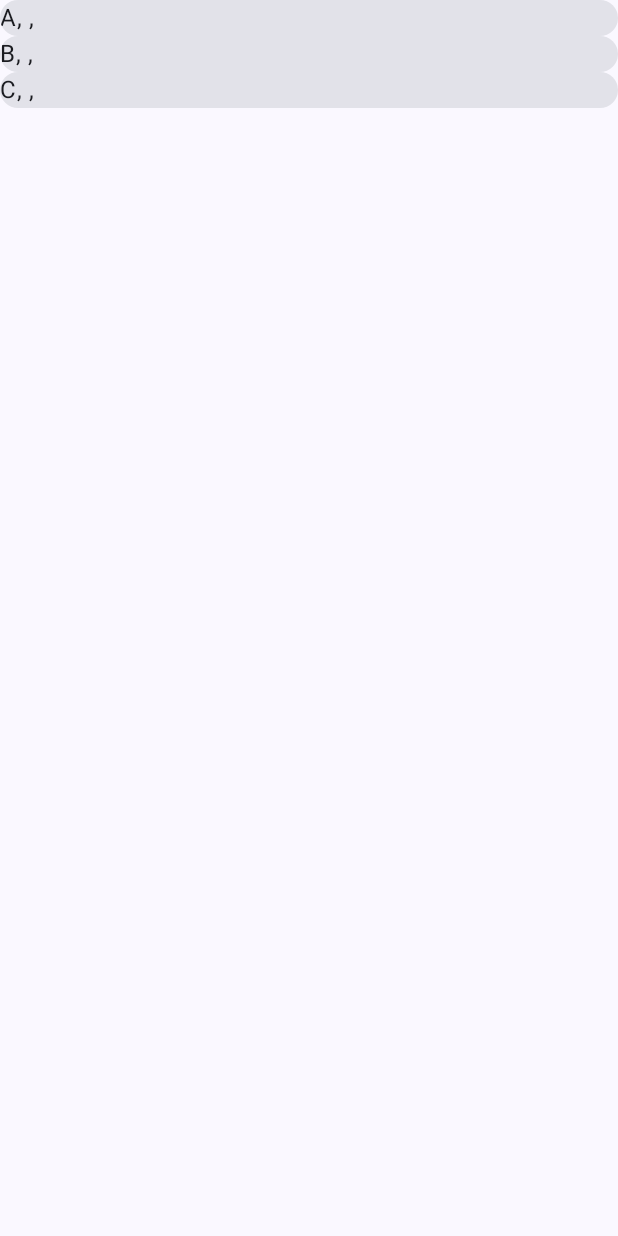
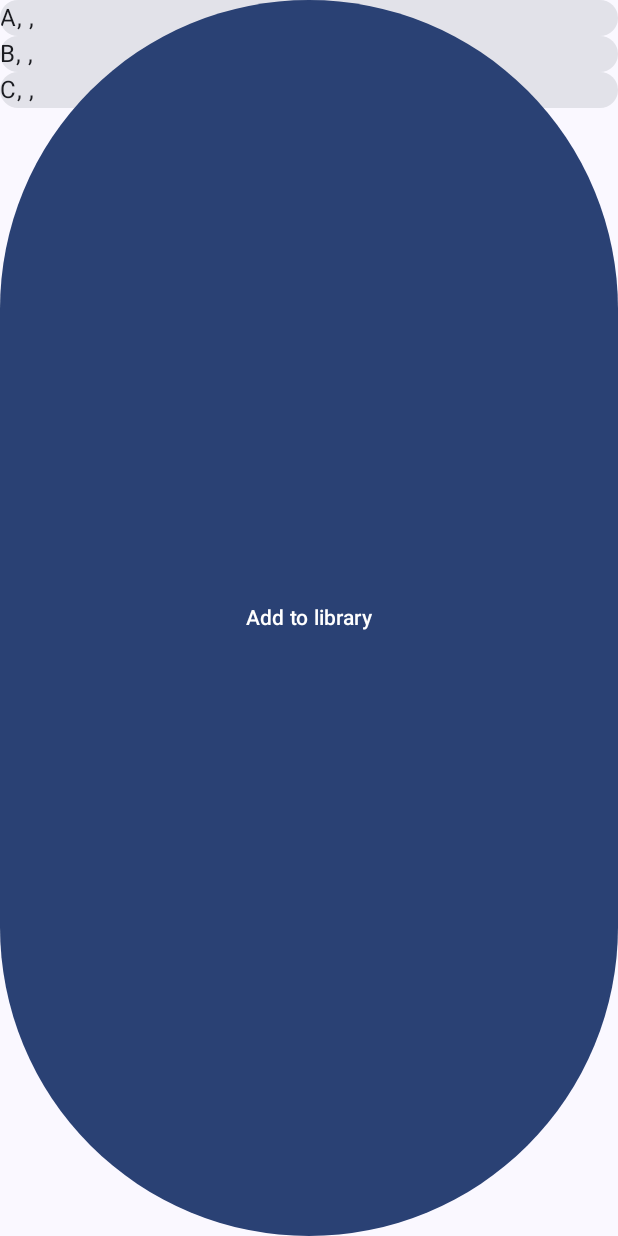
Before and after one commit to garza4/vinylog, an Android app built with Jetpack Compose: the screen it shows after launch (AlbumView), after a tap on "Vinyl", on a phone screen of 412 x 824 dp. Run offline under Robolectric (Android 15) with nearby library versions, the phone set to English and light mode, and no system bars; our stand-ins replace Room's generated code.

Commit message:
add room db and add button

```diff
--- a/app/src/main/java/com/example/vinylog/MainActivity.kt
+++ b/app/src/main/java/com/example/vinylog/MainActivity.kt
@@ -11,15 +11,21 @@ import androidx.compose.material3.MaterialTheme
 import androidx.compose.material3.Surface
 import androidx.compose.material3.Text
 import androidx.compose.ui.Modifier
+import androidx.room.Room
 import com.example.vinylog.activities.AlbumView
 import com.example.vinylog.objects.Album
 import com.example.vinylog.objects.MCollection
 import com.example.vinylog.objects.MusicCollection
+import com.example.vinylog.objects.database.AppDb
 import com.example.vinylog.ui.theme.VinyLogTheme
 import java.io.File
 
 class MainActivity : ComponentActivity() {
     override fun onCreate(savedInstanceState: Bundle?) {
+        val db = Room.databaseBuilder(
+            applicationContext,
+            AppDb::class.java, "library"
+        ).build()
         super.onCreate(savedInstanceState)
         if(!File(filesDir, "lib").exists()){
             openFileOutput("lib", MODE_PRIVATE).use {
@@ -27,6 +33,7 @@ class MainActivity : ComponentActivity() {
             }
         }else{
             println("file exists")
+            createLibStructure(db)
         }
         setContent {
             VinyLogTheme {
@@ -55,6 +62,10 @@ class MainActivity : ComponentActivity() {
     }
 }
 
+fun createLibStructure(db: AppDb){
+//    db.libraryDao().all
+}
+
 val ALBUM_LIST = MusicCollection(
     listOf(
         listOf(
--- a/app/src/main/java/com/example/vinylog/activities/AlbumView.kt
+++ b/app/src/main/java/com/example/vinylog/activities/AlbumView.kt
@@ -9,19 +9,26 @@ import androidx.compose.foundation.layout.fillMaxSize
 import androidx.compose.foundation.lazy.grid.GridCells
 import androidx.compose.foundation.lazy.grid.GridItemSpan
 import androidx.compose.foundation.lazy.grid.LazyVerticalGrid
+import androidx.compose.material3.Button
 import androidx.compose.material3.Card
 import androidx.compose.material3.MaterialTheme
 import androidx.compose.material3.Surface
 import androidx.compose.material3.Text
+import androidx.compose.runtime.Composable
 import androidx.compose.ui.Modifier
 import androidx.compose.ui.unit.dp
+import androidx.room.Room
 import com.example.vinylog.objects.MCollection
+import com.example.vinylog.objects.database.AppDb
 import com.example.vinylog.ui.theme.VinyLogTheme
 
 class AlbumView : ComponentActivity(){
-    @RequiresApi(Build.VERSION_CODES.TIRAMISU)
     override fun onCreate(savedInstanceState: Bundle?) {
         super.onCreate(savedInstanceState)
+        val db = Room.databaseBuilder(
+            applicationContext,
+            AppDb::class.java, "library"
+        ).build()
         setContent {
             VinyLogTheme {
                 // A surface container using the 'background' color from the theme
@@ -39,8 +46,20 @@ class AlbumView : ComponentActivity(){
                             }
                         }
                     }
+                    Button(onClick = {
+                        //your onclick code here
+                    }) {
+                        Text(text = "Add to library")
+                    }
                 }
             }
         }
     }
+
+    @Composable
+    fun FilledButtonExample(onClick: () -> Unit) {
+        Button(onClick = { onClick() }) {
+            Text("Filled")
+        }
+    }
 }
--- a/app/src/main/java/com/example/vinylog/objects/Album.java
+++ b/app/src/main/java/com/example/vinylog/objects/Album.java
@@ -3,14 +3,25 @@ package com.example.vinylog.objects;
 
 import android.os.Parcel;
 
+import androidx.annotation.NonNull;
+import androidx.room.ColumnInfo;
+import androidx.room.Entity;
+import androidx.room.PrimaryKey;
+
 import java.io.Serializable;
 
+@Entity
 public class Album implements Serializable {
-    String collectionName;
+    @PrimaryKey
+    @NonNull
     String albumName;
+    @ColumnInfo(name="artist")
     String artistName;
+    @ColumnInfo(name="songs")
     String songsOnRecord;
+    @ColumnInfo(name="year")
     String yearPublished;
+    @ColumnInfo(name="genre")
     String genre;
 
     public Album(String albumName, String artistName, String songsOnRecord, String yearPublished, String genre) {
@@ -21,25 +32,8 @@ public class Album implements Serializable {
         this.genre = genre;
     }
 
-    protected Album(Parcel in) {
-        collectionName = in.readString();
-        albumName = in.readString();
-        artistName = in.readString();
-        songsOnRecord = in.readString();
-        yearPublished = in.readString();
-        genre = in.readString();
-    }
-
     public String getYearPublished() {
         return yearPublished;
-    }
-
-    public String getCollectionName() {
-        return collectionName;
-    }
-
-    public void setCollectionName(String collectionName) {
-        this.collectionName = collectionName;
     }
 
     public void setYearPublished(String yearPublished) {
--- /dev/null
+++ b/app/src/main/java/com/example/vinylog/objects/dao/LibraryDao.java
@@ -0,0 +1,13 @@
+package com.example.vinylog.objects.dao;
+
+import androidx.room.Dao;
+import androidx.room.Query;
+
+import com.example.vinylog.objects.Album;
+
+import java.util.List;
+
+@Dao
+public interface LibraryDao {
+//    List<Album> getAll();
+}
--- /dev/null
+++ b/app/src/main/java/com/example/vinylog/objects/database/AppDb.java
@@ -0,0 +1,13 @@
+package com.example.vinylog.objects.database;
+
+import androidx.room.Database;
+import androidx.room.RoomDatabase;
+
+import com.example.vinylog.objects.Album;
+import com.example.vinylog.objects.dao.LibraryDao;
+
+@Database(entities = {Album.class},version=1)
+public abstract class AppDb extends RoomDatabase {
+    public abstract LibraryDao libraryDao();
+
+}
```
Also changed, not shown: app/build.gradle.kts (+20 -0 lines).
